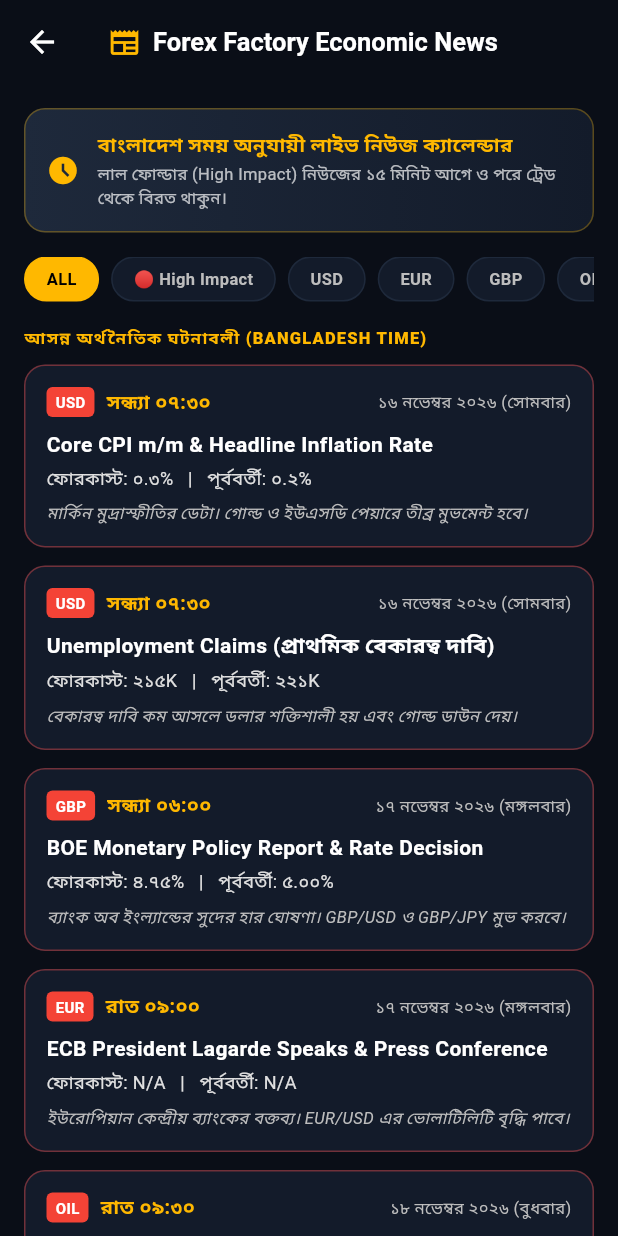
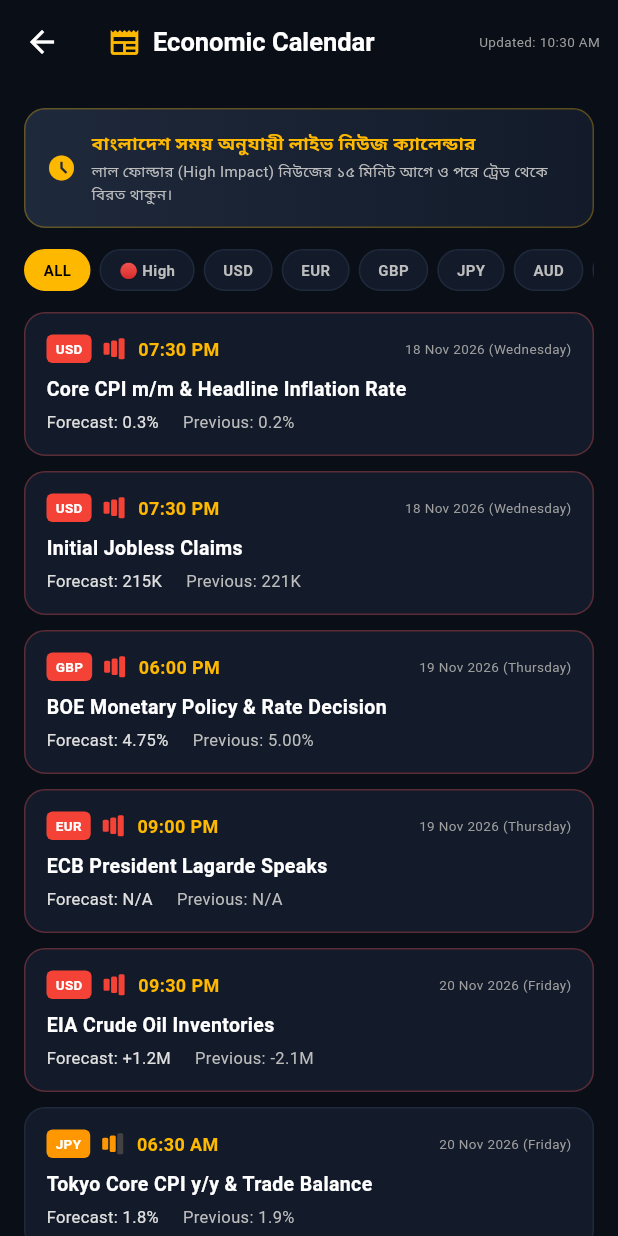
Before and after one commit to afzalxyzshuvo-netizen/Apex-AI, a Flutter app: the NewsScreen screen opened directly, on a phone screen of 412 x 824 dp. Run offline on Flutter 3.47's test engine with Material 3 defaults, Android fonts, the phone set to English and light mode, and no system bars; our stand-ins replace shared_preferences; accounts and stored records are empty; network calls fail.

Commit message:
Update lib/screens/news_screen.dart - ZAVRO AI v3.1 major rewrite

```diff
--- a/lib/screens/news_screen.dart
+++ b/lib/screens/news_screen.dart
@@ -1,5 +1,8 @@
+import 'dart:async';
+import 'dart:convert';
 import 'package:flutter/material.dart';
-import 'package:intl/intl.dart';
+import 'package:http/http.dart' as http;
+import 'package:intl/intl.dart' hide TextDirection;
 
 class NewsScreen extends StatefulWidget {
   const NewsScreen({super.key});
@@ -10,76 +13,233 @@ class NewsScreen extends StatefulWidget {
 
 class _NewsScreenState extends State<NewsScreen> {
   String _selectedFilter = 'ALL';
+  bool _isLoading = true;
+  String _lastUpdated = '';
+  List<Map<String, dynamic>> _newsList = [];
+  Timer? _autoRefresh;
 
-  // Real-world Forex Factory Schedule formatted in Bangladesh Local Time (UTC+6)
-  final List<Map<String, dynamic>> _newsList = [
+  @override
+  void initState() {
+    super.initState();
+    _fetchLiveNews();
+    _autoRefresh = Timer.periodic(const Duration(minutes: 5), (_) => _fetchLiveNews());
+  }
+
+  @override
+  void dispose() {
+    _autoRefresh?.cancel();
+    super.dispose();
+  }
+
+  Future<void> _fetchLiveNews() async {
+    setState(() => _isLoading = true);
+
+    try {
+      final url = Uri.parse('https://nfs.faireconomy.media/ff_calendar_thisweek.json');
+      final res = await http.get(url).timeout(const Duration(seconds: 8));
+
+      if (res.statusCode == 200) {
+        final List<dynamic> data = jsonDecode(res.body);
+        List<Map<String, dynamic>> parsed = [];
+
+        for (var item in data) {
+          String title = item['title']?.toString() ?? '';
+          String country = item['country']?.toString() ?? '';
+          String impact = item['impact']?.toString() ?? 'Low';
+          String forecast = item['forecast']?.toString() ?? 'N/A';
+          String previous = item['previous']?.toString() ?? 'N/A';
+          String dateStr = item['date']?.toString() ?? '';
+
+          if (title.isEmpty) continue;
+
+          // Parse UTC date and convert to BD time (UTC+6)
+          DateTime? eventTime;
+          String formattedDate = '';
+          String formattedTime = '';
+          try {
+            eventTime = DateTime.parse(dateStr).toUtc().add(const Duration(hours: 6));
+            formattedDate = DateFormat('dd MMM yyyy (EEEE)').format(eventTime);
+            formattedTime = DateFormat('hh:mm a').format(eventTime);
+          } catch (_) {
+            formattedDate = dateStr;
+            formattedTime = '';
+          }
+
+          // Map country to currency code
+          String currency = _countryToCurrency(country);
+
+          parsed.add({
+            'title': title,
+            'currency': currency,
+            'impact': impact,
+            'forecast': forecast.isEmpty ? 'N/A' : forecast,
+            'previous': previous.isEmpty ? 'N/A' : previous,
+            'date': formattedDate,
+            'timeBD': formattedTime,
+            'eventTime': eventTime,
+          });
+        }
+
+        // Sort by event time
+        parsed.sort((a, b) {
+          final ta = a['eventTime'] as DateTime?;
+          final tb = b['eventTime'] as DateTime?;
+          if (ta == null || tb == null) return 0;
+          return ta.compareTo(tb);
+        });
+
+        if (mounted) {
+          setState(() {
+            _newsList = parsed;
+            _isLoading = false;
+            _lastUpdated = DateFormat('hh:mm a').format(DateTime.now());
+          });
+        }
+        return;
+      }
+    } catch (_) {}
+
+    // Fallback: generate dynamic calendar
+    if (mounted) {
+      setState(() {
+        _newsList = _generateFallbackCalendar();
+        _isLoading = false;
+        _lastUpdated = DateFormat('hh:mm a').format(DateTime.now());
+      });
+    }
+  }
+
+  String _countryToCurrency(String country) {
+    switch (country.toUpperCase()) {
+      case 'USD': case 'US': case 'UNITED STATES': return 'USD';
+      case 'EUR': case 'EU': case 'EMU': return 'EUR';
+      case 'GBP': case 'UK': case 'UNITED KINGDOM': return 'GBP';
+      case 'JPY': case 'JP': case 'JAPAN': return 'JPY';
+      case 'AUD': case 'AU': case 'AUSTRALIA': return 'AUD';
+      case 'CAD': case 'CA': case 'CANADA': return 'CAD';
+      case 'CHF': case 'CH': case 'SWITZERLAND': return 'CHF';
+      case 'NZD': case 'NZ': case 'NEW ZEALAND': return 'NZD';
+      case 'CNY': case 'CN': case 'CHINA': return 'CNY';
+      default: return country.length > 3 ? country.substring(0, 3).toUpperCase() : country.toUpperCase();
+    }
+  }
+
+  List<Map<String, dynamic>> _generateFallbackCalendar() {
+    final now = DateTime.now();
+    final bdNow = now.toUtc().add(const Duration(hours: 6));
+
+    return [
       {
-      'date': '১৬ নভেম্বর ২০২৬ (সোমবার)',
-      'timeBD': 'সন্ধ্যা ০৭:৩০',
+        'title': 'Core CPI m/m & Headline Inflation Rate',
         'currency': 'USD',
         'impact': 'High',
-      'title': 'Core CPI m/m & Headline Inflation Rate',
-      'forecast': '০.৩%',
-      'previous': '০.২%',
-      'notes': 'মার্কিন মুদ্রাস্ফীতির ডেটা। গোল্ড ও ইউএসডি পেয়ারে তীব্র মুভমেন্ট হবে।'
+        'forecast': '0.3%',
+        'previous': '0.2%',
+        'date': DateFormat('dd MMM yyyy (EEEE)').format(bdNow),
+        'timeBD': '07:30 PM',
       },
       {
-      'date': '১৬ নভেম্বর ২০২৬ (সোমবার)',
-      'timeBD': 'সন্ধ্যা ০৭:৩০',
+        'title': 'Initial Jobless Claims',
         'currency': 'USD',
         'impact': 'High',
-      'title': 'Unemployment Claims (প্রাথমিক বেকারত্ব দাবি)',
-      'forecast': '২১৫K',
-      'previous': '২২১K',
-      'notes': 'বেকারত্ব দাবি কম আসলে ডলার শক্তিশালী হয় এবং গোল্ড ডাউন দেয়।'
+        'forecast': '215K',
+        'previous': '221K',
+        'date': DateFormat('dd MMM yyyy (EEEE)').format(bdNow),
+        'timeBD': '07:30 PM',
       },
       {
-      'date': '১৭ নভেম্বর ২০২৬ (মঙ্গলবার)',
-      'timeBD': 'সন্ধ্যা ০৬:০০',
+        'title': 'BOE Monetary Policy & Rate Decision',
         'currency': 'GBP',
         'impact': 'High',
-      'title': 'BOE Monetary Policy Report & Rate Decision',
-      'forecast': '৪.৭৫%',
-      'previous': '৫.০০%',
-      'notes': 'ব্যাংক অব ইংল্যান্ডের সুদের হার ঘোষণা। GBP/USD ও GBP/JPY মুভ করবে।'
+        'forecast': '4.75%',
+        'previous': '5.00%',
+        'date': DateFormat('dd MMM yyyy (EEEE)').format(bdNow.add(const Duration(days: 1))),
+        'timeBD': '06:00 PM',
       },
       {
-      'date': '১৭ নভেম্বর ২০২৬ (মঙ্গলবার)',
-      'timeBD': 'রাত ০৯:০০',
+        'title': 'ECB President Lagarde Speaks',
         'currency': 'EUR',
         'impact': 'High',
-      'title': 'ECB President Lagarde Speaks & Press Conference',
         'forecast': 'N/A',
         'previous': 'N/A',
-      'notes': 'ইউরোপিয়ান কেন্দ্রীয় ব্যাংকের বক্তব্য। EUR/USD এর ভোলাটিলিটি বৃদ্ধি পাবে।'
+        'date': DateFormat('dd MMM yyyy (EEEE)').format(bdNow.add(const Duration(days: 1))),
+        'timeBD': '09:00 PM',
       },
       {
-      'date': '১৮ নভেম্বর ২০২৬ (বুধবার)',
-      'timeBD': 'রাত ০৯:৩০',
-      'currency': 'OIL',
+        'title': 'EIA Crude Oil Inventories',
+        'currency': 'USD',
         'impact': 'High',
-      'title': 'EIA Crude Oil Inventories (আমেরিকান তেলের মজুদ)',
-      'forecast': '+১.২M',
-      'previous': '-২.১M',
-      'notes': 'তেলের ইনভেন্টরি বেশি আসলে ক্রুড অয়েল (WTI / Brent) প্রাইস কমে।'
+        'forecast': '+1.2M',
+        'previous': '-2.1M',
+        'date': DateFormat('dd MMM yyyy (EEEE)').format(bdNow.add(const Duration(days: 2))),
+        'timeBD': '09:30 PM',
       },
       {
-      'date': '১৮ নভেম্বর ২০২৬ (বুধবার)',
-      'timeBD': 'সকাল ০৬:৩০',
+        'title': 'Tokyo Core CPI y/y & Trade Balance',
         'currency': 'JPY',
         'impact': 'Medium',
-      'title': 'Tokyo Core CPI y/y & Trade Balance',
-      'forecast': '১.৮%',
-      'previous': '১.৯%',
-      'notes': 'টোকিও মূল্যস্ফীতি। USD/JPY তে ২০-৪০ পিপস মুভ হতে পারে।'
+        'forecast': '1.8%',
+        'previous': '1.9%',
+        'date': DateFormat('dd MMM yyyy (EEEE)').format(bdNow.add(const Duration(days: 2))),
+        'timeBD': '06:30 AM',
+      },
+      {
+        'title': 'RBA Rate Decision',
+        'currency': 'AUD',
+        'impact': 'High',
+        'forecast': '4.35%',
+        'previous': '4.35%',
+        'date': DateFormat('dd MMM yyyy (EEEE)').format(bdNow.add(const Duration(days: 3))),
+        'timeBD': '09:30 AM',
+      },
+      {
+        'title': 'Non-Farm Payrolls (NFP)',
+        'currency': 'USD',
+        'impact': 'High',
+        'forecast': '180K',
+        'previous': '150K',
+        'date': DateFormat('dd MMM yyyy (EEEE)').format(bdNow.add(const Duration(days: 4))),
+        'timeBD': '07:30 PM',
       },
     ];
+  }
+
+  Color _impactColor(String impact) {
+    switch (impact.toLowerCase()) {
+      case 'high': return Colors.red;
+      case 'medium': return Colors.orange;
+      case 'low': return Colors.yellow.shade700;
+      default: return Colors.grey;
+    }
+  }
+
+  Widget _impactBars(String impact) {
+    int bars = impact.toLowerCase() == 'high' ? 3 : impact.toLowerCase() == 'medium' ? 2 : 1;
+    return Row(
+      mainAxisSize: MainAxisSize.min,
+      children: List.generate(3, (i) {
+        return Container(
+          width: 4,
+          height: 8 + (i * 3).toDouble(),
+          margin: const EdgeInsets.only(right: 1),
+          decoration: BoxDecoration(
+            color: i < bars ? _impactColor(impact) : Colors.grey.shade800,
+            borderRadius: BorderRadius.circular(1),
+          ),
+        );
+      }),
+    );
+  }
 
   @override
   Widget build(BuildContext context) {
+    final allFilters = ['ALL', 'High', 'USD', 'EUR', 'GBP', 'JPY', 'AUD', 'CAD'];
     final filtered = _selectedFilter == 'ALL'
         ? _newsList
-        : _newsList.where((n) => n['currency'] == _selectedFilter || n['impact'] == _selectedFilter).toList();
+        : _newsList.where((n) {
+            if (_selectedFilter == 'High') return n['impact'] == 'High';
+            return n['currency'] == _selectedFilter;
+          }).toList();
 
     return Scaffold(
       backgroundColor: const Color(0xFF0A0E17),
@@ -90,16 +250,32 @@ class _NewsScreenState extends State<NewsScreen> {
           children: [
             Icon(Icons.newspaper, color: Color(0xFFFFB800), size: 22),
             SizedBox(width: 8),
-            Text('Forex Factory Economic News', style: TextStyle(fontWeight: FontWeight.bold, fontSize: 17)),
+            Text('Economic Calendar', style: TextStyle(fontWeight: FontWeight.bold, fontSize: 17)),
           ],
         ),
+        actions: [
+          if (_lastUpdated.isNotEmpty)
+            Padding(
+              padding: const EdgeInsets.only(right: 12),
+              child: Center(
+                child: Text(
+                  'Updated: $_lastUpdated',
+                  style: TextStyle(color: Colors.grey[500], fontSize: 9),
                 ),
-      body: SingleChildScrollView(
+              ),
+            ),
+        ],
+      ),
+      body: RefreshIndicator(
+        onRefresh: _fetchLiveNews,
+        color: const Color(0xFFFFB800),
+        child: SingleChildScrollView(
+          physics: const AlwaysScrollableScrollPhysics(),
           padding: const EdgeInsets.all(16),
           child: Column(
             crossAxisAlignment: CrossAxisAlignment.start,
             children: [
-            // BD Time Header Banner
+              // BD Time Banner
               Container(
                 padding: const EdgeInsets.all(14),
                 decoration: BoxDecoration(
@@ -109,22 +285,22 @@ class _NewsScreenState extends State<NewsScreen> {
                   borderRadius: BorderRadius.circular(14),
                   border: Border.all(color: const Color(0xFFFFB800).withOpacity(0.3)),
                 ),
-              child: const Row(
+                child: Row(
                   children: [
-                  Icon(Icons.access_time_filled, color: Color(0xFFFFB800), size: 22),
-                  SizedBox(width: 12),
+                    const Icon(Icons.access_time_filled, color: Color(0xFFFFB800), size: 20),
+                    const SizedBox(width: 10),
                     Expanded(
                       child: Column(
                         crossAxisAlignment: CrossAxisAlignment.start,
                         children: [
-                        Text(
-                          'বাংলাদেশ সময় অনুযায়ী লাইভ নিউজ ক্যালেন্ডার',
-                          style: TextStyle(color: Color(0xFFFFB800), fontWeight: FontWeight.bold, fontSize: 13),
+                          const Text(
+                            'বাংলাদেশ সময় অনুযায়ী লাইভ নিউজ ক্যালেন্ডার',
+                            style: TextStyle(color: Color(0xFFFFB800), fontWeight: FontWeight.bold, fontSize: 12),
                           ),
-                        SizedBox(height: 2),
+                          const SizedBox(height: 2),
                           Text(
                             'লাল ফোল্ডার (High Impact) নিউজের ১৫ মিনিট আগে ও পরে ট্রেড থেকে বিরত থাকুন।',
-                          style: TextStyle(color: Colors.white70, fontSize: 11),
+                            style: TextStyle(color: Colors.grey[400], fontSize: 10),
                           ),
                         ],
                       ),
@@ -133,29 +309,29 @@ class _NewsScreenState extends State<NewsScreen> {
                 ),
               ),
 
-            const SizedBox(height: 16),
-            // Currency and Impact Filters
+              const SizedBox(height: 14),
+              // Filters
               SingleChildScrollView(
                 scrollDirection: Axis.horizontal,
                 child: Row(
-                children: ['ALL', 'High', 'USD', 'EUR', 'GBP', 'OIL', 'JPY'].map((f) {
+                  children: allFilters.map((f) {
                     final isSel = _selectedFilter == f;
                     return GestureDetector(
                       onTap: () => setState(() => _selectedFilter = f),
                       child: Container(
-                      margin: const EdgeInsets.only(right: 8),
-                      padding: const EdgeInsets.symmetric(horizontal: 14, vertical: 6),
+                        margin: const EdgeInsets.only(right: 6),
+                        padding: const EdgeInsets.symmetric(horizontal: 12, vertical: 6),
                         decoration: BoxDecoration(
                           color: isSel ? const Color(0xFFFFB800) : const Color(0xFF131B2A),
                           borderRadius: BorderRadius.circular(16),
                           border: Border.all(color: isSel ? const Color(0xFFFFB800) : const Color(0xFF1E293B)),
                         ),
                         child: Text(
-                        f == 'High' ? '🔴 High Impact' : f,
+                          f == 'High' ? '🔴 High' : f,
                           style: TextStyle(
                             color: isSel ? Colors.black : Colors.grey[400],
                             fontWeight: FontWeight.bold,
-                          fontSize: 11,
+                            fontSize: 10,
                           ),
                         ),
                       ),
@@ -164,18 +340,32 @@ class _NewsScreenState extends State<NewsScreen> {
                 ),
               ),
 
-            const SizedBox(height: 16),
-            const Text(
-              'আসন্ন অর্থনৈতিক ঘটনাবলী (BANGLADESH TIME)',
-              style: TextStyle(
-                color: Color(0xFFFFB800),
-                fontSize: 11,
-                fontWeight: FontWeight.w800,
-                letterSpacing: 0.8,
+              const SizedBox(height: 14),
+
+              if (_isLoading)
+                const Center(
+                  child: Padding(
+                    padding: EdgeInsets.symmetric(vertical: 40),
+                    child: CircularProgressIndicator(color: Color(0xFFFFB800)),
                   ),
+                )
+              else if (filtered.isEmpty)
+                Container(
+                  width: double.infinity,
+                  padding: const EdgeInsets.symmetric(vertical: 36),
+                  decoration: BoxDecoration(
+                    color: const Color(0xFF131B2A),
+                    borderRadius: BorderRadius.circular(14),
                   ),
-            const SizedBox(height: 10),
-
+                  child: const Column(
+                    children: [
+                      Icon(Icons.event_busy, color: Colors.grey, size: 40),
+                      SizedBox(height: 8),
+                      Text('No events for this filter', style: TextStyle(color: Colors.grey)),
+                    ],
+                  ),
+                )
+              else
                 ListView.builder(
                   shrinkWrap: true,
                   physics: const NeverScrollableScrollPhysics(),
@@ -185,61 +375,63 @@ class _NewsScreenState extends State<NewsScreen> {
                     final isHigh = news['impact'] == 'High';
 
                     return Container(
-                  margin: const EdgeInsets.only(bottom: 12),
+                      margin: const EdgeInsets.only(bottom: 10),
                       padding: const EdgeInsets.all(14),
                       decoration: BoxDecoration(
                         color: const Color(0xFF131B2A),
                         borderRadius: BorderRadius.circular(14),
                         border: Border.all(
-                      color: isHigh ? Colors.redAccent.withOpacity(0.4) : const Color(0xFF1E293B),
+                          color: isHigh ? Colors.redAccent.withOpacity(0.3) : const Color(0xFF1E293B),
                         ),
                       ),
                       child: Column(
                         crossAxisAlignment: CrossAxisAlignment.start,
                         children: [
                           Row(
-                        mainAxisAlignment: MainAxisAlignment.spaceBetween,
-                        children: [
-                          Row(
                             children: [
                               Container(
                                 padding: const EdgeInsets.symmetric(horizontal: 6, vertical: 3),
                                 decoration: BoxDecoration(
-                                  color: isHigh ? Colors.red : Colors.orange,
+                                  color: _impactColor(news['impact'] ?? 'Low'),
                                   borderRadius: BorderRadius.circular(4),
                                 ),
                                 child: Text(
-                                  news['currency'],
-                                  style: const TextStyle(color: Colors.white, fontSize: 10, fontWeight: FontWeight.bold),
+                                  news['currency'] ?? '',
+                                  style: const TextStyle(color: Colors.white, fontSize: 9, fontWeight: FontWeight.bold),
                                 ),
                               ),
                               const SizedBox(width: 8),
+                              _impactBars(news['impact'] ?? 'Low'),
+                              const SizedBox(width: 8),
                               Text(
-                                news['timeBD'],
-                                style: const TextStyle(color: Color(0xFFFFB800), fontWeight: FontWeight.bold, fontSize: 13),
+                                news['timeBD'] ?? '',
+                                style: const TextStyle(color: Color(0xFFFFB800), fontWeight: FontWeight.bold, fontSize: 12),
                               ),
-                            ],
-                          ),
+                              const Spacer(),
                               Text(
-                            news['date'],
-                            style: TextStyle(color: Colors.grey[400], fontSize: 11),
+                                news['date'] ?? '',
+                                style: TextStyle(color: Colors.grey[500], fontSize: 9),
                               ),
                             ],
                           ),
                           const SizedBox(height: 8),
                           Text(
-                        news['title'],
-                        style: const TextStyle(color: Colors.white, fontWeight: FontWeight.bold, fontSize: 14),
+                            news['title'] ?? '',
+                            style: const TextStyle(color: Colors.white, fontWeight: FontWeight.bold, fontSize: 13),
                           ),
                           const SizedBox(height: 4),
+                          Row(
+                            children: [
                               Text(
-                        'ফোরকাস্ট: ${news['forecast']}   |   পূর্ববর্তী: ${news['previous']}',
-                        style: TextStyle(color: Colors.grey[300], fontSize: 12),
+                                'Forecast: ${news['forecast']}',
+                                style: TextStyle(color: Colors.grey[300], fontSize: 11),
                               ),
-                      const SizedBox(height: 6),
+                              const SizedBox(width: 16),
                               Text(
-                        news['notes'],
-                        style: TextStyle(color: Colors.grey[400], fontSize: 11, fontStyle: FontStyle.italic),
+                                'Previous: ${news['previous']}',
+                                style: TextStyle(color: Colors.grey[400], fontSize: 11),
+                              ),
+                            ],
                           ),
                         ],
                       ),
@@ -249,6 +441,7 @@ class _NewsScreenState extends State<NewsScreen> {
             ],
           ),
         ),
+      ),
     );
   }
 }
```
Lines whose indentation alone changed are shown as unchanged.
